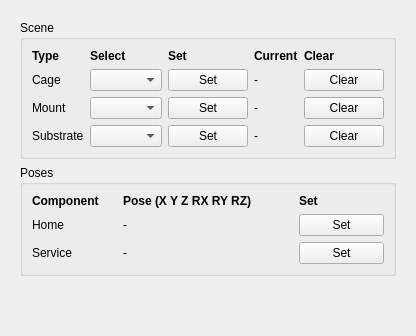
Before: the Qt Designer form Spraycoater/resource/ui/tabs/service/service_tab.ui in mikv75-lab/ROS-Project, drawn with Qt 5.
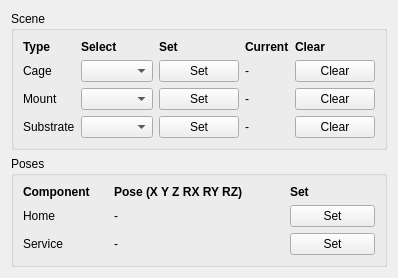
After: the same form once the commit is applied.

Commit message: service menu widgets

Diff of the .ui file:
```diff
--- a/Spraycoater/resource/ui/tabs/service/service_tab.ui
+++ b/Spraycoater/resource/ui/tabs/service/service_tab.ui
@@ -5,11 +5,9 @@
   <property name="windowTitle">
    <string>Service</string>
   </property>
-  <layout class="QHBoxLayout" name="rootLayout">
-   <!-- Linke Spalte -->
-   <item>
-    <widget class="QWidget" name="leftColumn">
-     <layout class="QVBoxLayout" name="leftLayout">
+
+  <!-- Nur EINE vertikale Box: Scene -> Poses ; Spacer kommt programmatic NACH dem Planner -->
+  <layout class="QVBoxLayout" name="rootLayout">
 
       <!-- ===== Scene ===== -->
       <item>
@@ -196,19 +194,8 @@
        </widget>
       </item>
 
-      <!-- Spacer -->
-      <item>
-       <spacer name="leftSpacer">
-        <property name="orientation"><enum>Qt::Vertical</enum></property>
-        <property name="sizeHint" stdset="0">
-         <size><width>20</width><height>40</height></size>
-        </property>
-       </spacer>
-      </item>
+   <!-- KEINE Spacer hier im UI: der einzige Spacer wird im Code NACH dem Planner eingefügt -->
 
-     </layout>
-    </widget>
-   </item>
   </layout>
  </widget>
  <resources/>
```
Left out of the diff: 20 changed lines with no effect on the pictures. Lines whose indentation alone changed are shown as unchanged. The commit also changes 15 other files.
